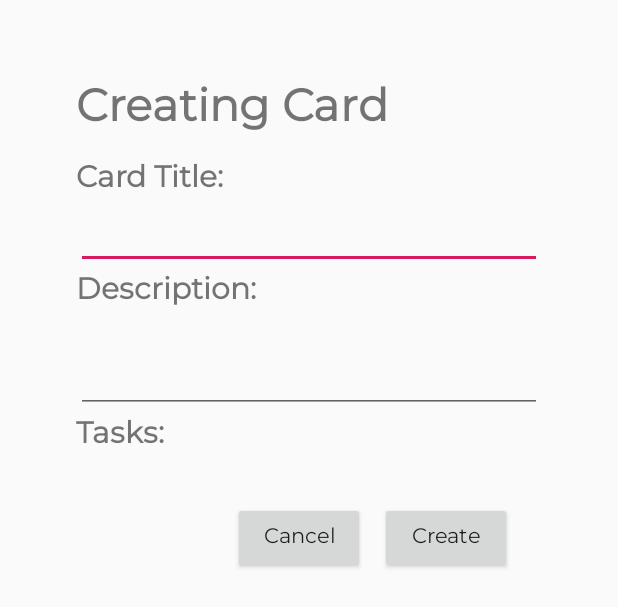
After one commit to TomasCostaK/OrganizeIt, an Android app: the layout creating_card.xml on its own in the app's theme, with its tools: preview values and no code run, on a phone screen of 412 x 824 dp. The commit adds this screen. Shown: the top 607 px of the screen. Run offline under Robolectric (Android 15) with nearby library versions, the phone set to English and light mode, and no system bars.

Commit message:
Added 4 modals, update tasks, change memberSettings

```diff
--- /dev/null
+++ b/app/src/main/res/layout/creating_card.xml
@@ -0,0 +1,90 @@
+<?xml version="1.0" encoding="utf-8"?>
+<LinearLayout
+    xmlns:android="http://schemas.android.com/apk/res/android"
+    android:layout_height="wrap_content"
+    android:layout_width="match_parent"
+    android:orientation="vertical"
+    android:layout_margin="25dp"
+    android:padding="25dp">
+
+    <TextView
+        android:layout_width="wrap_content"
+        android:layout_height="wrap_content"
+        android:text="Creating Card"
+        android:fontFamily="@font/montserrat"
+        android:textStyle="bold"
+        android:textSize="30sp"
+        android:id="@+id/creating_text" />
+
+    <TextView
+        android:layout_width="wrap_content"
+        android:layout_height="wrap_content"
+        android:text="Card Title:"
+        android:id="@+id/card_text"
+        android:fontFamily="@font/montserrat"
+        android:layout_marginTop="10dp"
+        android:textStyle="bold"
+        android:textSize="20sp"/>
+
+    <EditText
+        android:layout_width="match_parent"
+        android:layout_height="wrap_content"
+        android:hint=""
+        android:id="@+id/card_edit" />
+
+    <TextView
+        android:layout_width="wrap_content"
+        android:layout_height="wrap_content"
+        android:text="Description:"
+        android:id="@+id/description_text"
+        android:fontFamily="@font/montserrat"
+        android:textStyle="bold"
+        android:textSize="20sp"
+        />
+
+    <EditText
+        android:layout_width="match_parent"
+        android:layout_height="wrap_content"
+        android:hint=""
+        android:id="@+id/description_edit"
+        android:maxLines="3"
+        android:lines="2"/>
+
+    <TextView
+        android:layout_width="wrap_content"
+        android:layout_height="wrap_content"
+        android:text="Tasks:"
+        android:fontFamily="@font/montserrat"
+        android:textStyle="bold"
+        android:textSize="20sp"
+        />
+
+
+    <LinearLayout
+        android:layout_marginTop="30dp"
+        android:layout_width="wrap_content"
+        android:layout_height="wrap_content"
+        android:layout_gravity="right"
+        android:orientation="horizontal">
+
+        <Button
+            android:id="@+id/cancel_btn"
+            android:layout_width="wrap_content"
+            android:layout_height="wrap_content"
+            android:fontFamily="@font/montserrat"
+            android:textAllCaps="false"
+            android:layout_marginRight="10dp"
+            android:text="Cancel"/>
+
+        <Button
+            android:id="@+id/card_btn"
+            android:layout_width="wrap_content"
+            android:layout_height="wrap_content"
+            android:fontFamily="@font/montserrat"
+            android:layout_marginRight="20dp"
+            android:textAllCaps="false"
+            android:text="Create"/>
+
+    </LinearLayout>
+
+</LinearLayout>
```
Also changed, not shown: app/src/main/AndroidManifest.xml (+2 -8 lines), app/src/main/java/com/example/drawer/Board.java (+54 -7 lines), app/src/main/res/layout/activity_board_members.xml (+13 -15 lines), app/src/main/res/layout/deleting_board.xml (added, +55 -0 lines), app/src/main/res/layout/deleting_card.xml (added, +55 -0 lines), app/src/main/res/layout/deleting_collaborators.xml (added, +55 -0 lines), app/src/main/res/layout/tasks.xml (+1 -11 lines).
